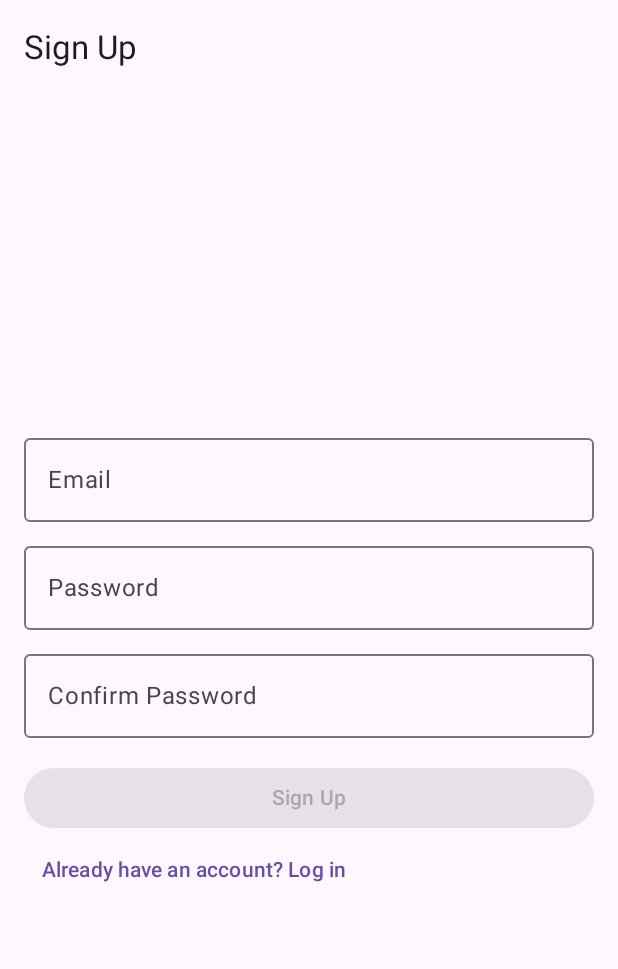
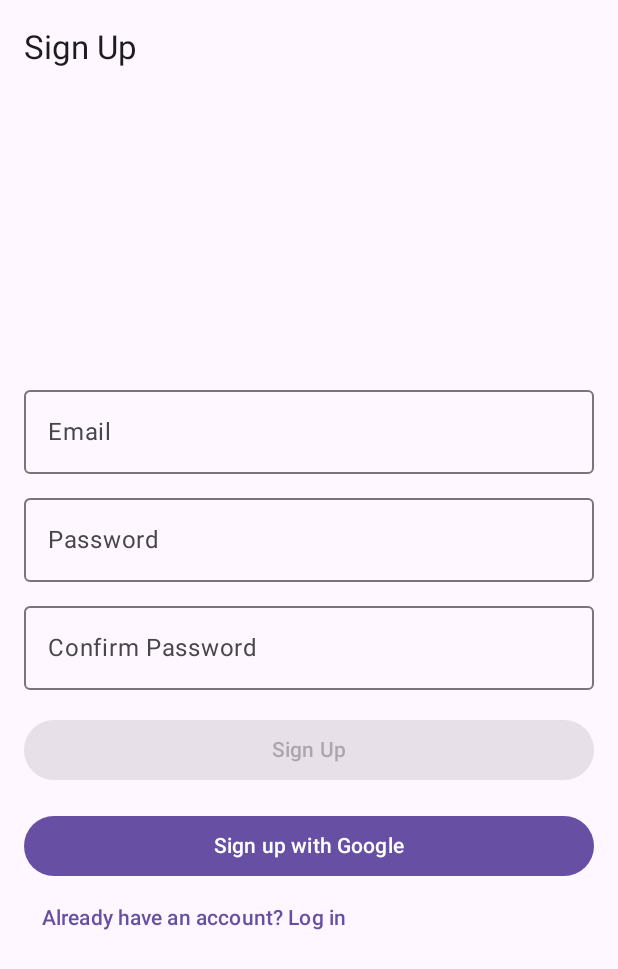
Before and after one commit to markmaci/CheckBall, an Android app built with Jetpack Compose: the screen it shows after launch (MainActivity), after a tap on "Don't have an account? Sign up", on a phone screen of 412 x 824 dp. Shown: the top 969 px of the screen. Run offline under Robolectric (Android 15) with nearby library versions, the phone set to English and light mode, and no system bars; our stand-ins replace Dagger/Hilt's generated code, Firebase (no records; nobody signed in at launch, a user with empty details on screens opened directly).

Commit message:
google auth working, can be buggy

```diff
--- a/app/src/main/AndroidManifest.xml
+++ b/app/src/main/AndroidManifest.xml
@@ -24,6 +24,9 @@
                 <category android:name="android.intent.category.LAUNCHER" />
             </intent-filter>
         </activity>
+        <meta-data
+            android:name="com.google.android.gms.ads.APPLICATION_ID"
+            android:value="642706962641-6rvd0slpvv4lu3fourdqpko9csrpl2kc.apps.googleusercontent.com" />
     </application>
 
 </manifest>
--- a/app/src/main/java/com/example/checkball/MainActivity.kt
+++ b/app/src/main/java/com/example/checkball/MainActivity.kt
@@ -8,9 +8,9 @@ import androidx.compose.runtime.Composable
 import androidx.navigation.compose.*
 import com.google.firebase.auth.FirebaseAuth
 import dagger.hilt.android.AndroidEntryPoint
-import com.example.checkball.ui.screen.login.LoginScreen
-import com.example.checkball.ui.screen.signup.SignUpScreen
-//import com.example.checkball.ui.screen.main.MainScreen
+import com.example.checkball.ui.screen.LoginScreen
+import com.example.checkball.ui.screen.SignUpScreen
+import com.example.checkball.ui.screen.MainScreen
 
 @AndroidEntryPoint
 class MainActivity : ComponentActivity() {
@@ -32,6 +32,6 @@ fun AppNavigation() {
     NavHost(navController = navController, startDestination = startDestination) {
         composable("login") { LoginScreen(navController) }
         composable("signup") { SignUpScreen(navController) }
-//        composable("main") { MainScreen(navController) }
+        composable("main") { MainScreen(navController) }
     }
 }
--- a/app/src/main/java/com/example/checkball/ui/screen/login/LoginScreen.kt
+++ b/app/src/main/java/com/example/checkball/ui/screen/LoginScreen.kt
@@ -1,14 +1,20 @@
-package com.example.checkball.ui.screen.login
+// LoginScreen.kt
+package com.example.checkball.ui.screen
 
+import androidx.activity.compose.rememberLauncherForActivityResult
+import androidx.activity.result.contract.ActivityResultContracts
 import androidx.compose.foundation.layout.*
 import androidx.compose.material3.*
 import androidx.compose.runtime.*
 import androidx.compose.ui.Modifier
+import androidx.compose.ui.platform.LocalContext
 import androidx.compose.ui.text.input.PasswordVisualTransformation
 import androidx.compose.ui.unit.dp
 import androidx.navigation.NavController
 import androidx.hilt.navigation.compose.hiltViewModel
 import com.example.checkball.viewmodel.AuthViewModel
+import com.google.android.gms.auth.api.signin.GoogleSignIn
+import com.google.android.gms.auth.api.signin.GoogleSignInOptions
 
 @OptIn(ExperimentalMaterial3Api::class)
 @Composable
@@ -20,6 +26,37 @@ fun LoginScreen(navController: NavController) {
 
     val user by authViewModel.user.collectAsState()
     val errorMessage by authViewModel.errorMessage.collectAsState()
+
+    val context = LocalContext.current
+
+    // Configure Google Sign-In
+    val gso = remember {
+        GoogleSignInOptions.Builder(GoogleSignInOptions.DEFAULT_SIGN_IN)
+            .requestIdToken("642706962641-6rvd0slpvv4lu3fourdqpko9csrpl2kc.apps.googleusercontent.com") // Replace with your Web Client ID
+            .requestEmail()
+            .build()
+    }
+
+    val googleSignInClient = remember {
+        GoogleSignIn.getClient(context, gso)
+    }
+
+    // Launcher for Google Sign-In
+    val googleSignInLauncher = rememberLauncherForActivityResult(
+        contract = ActivityResultContracts.StartActivityForResult()
+    ) { result ->
+        val task = GoogleSignIn.getSignedInAccountFromIntent(result.data)
+        try {
+            val account = task.getResult(Exception::class.java)
+            account?.idToken?.let { idToken ->
+                authViewModel.signInWithGoogle(idToken)
+            } ?: run {
+                authViewModel.setError("Google Sign-In failed")
+            }
+        } catch (e: Exception) {
+            authViewModel.setError("Google Sign-In failed: ${e.localizedMessage}")
+        }
+    }
 
     // Navigate to the main screen when the user logs in successfully
     LaunchedEffect(user) {
@@ -80,6 +117,16 @@ fun LoginScreen(navController: NavController) {
                 ) {
                     Text("Login")
                 }
+                Spacer(modifier = Modifier.height(16.dp))
+                Button(
+                    onClick = {
+                        val signInIntent = googleSignInClient.signInIntent
+                        googleSignInLauncher.launch(signInIntent)
+                    },
+                    modifier = Modifier.fillMaxWidth()
+                ) {
+                    Text("Sign in with Google")
+                }
                 TextButton(onClick = { navController.navigate("signup") }) {
                     Text("Don't have an account? Sign up")
                 }
--- a/app/src/main/java/com/example/checkball/ui/screen/login/SignUpScreen.kt
+++ b/app/src/main/java/com/example/checkball/ui/screen/SignUpScreen.kt
@@ -1,15 +1,22 @@
 // SignUpScreen.kt
-package com.example.checkball.ui.screen.signup
+package com.example.checkball.ui.screen
 
+import android.app.Activity
+import androidx.activity.compose.rememberLauncherForActivityResult
+import androidx.activity.result.IntentSenderRequest
+import androidx.activity.result.contract.ActivityResultContracts
 import androidx.compose.foundation.layout.*
 import androidx.compose.material3.*
 import androidx.compose.runtime.*
 import androidx.compose.ui.Modifier
+import androidx.compose.ui.platform.LocalContext
 import androidx.compose.ui.text.input.PasswordVisualTransformation
 import androidx.compose.ui.unit.dp
 import androidx.navigation.NavController
 import androidx.hilt.navigation.compose.hiltViewModel
 import com.example.checkball.viewmodel.AuthViewModel
+import com.google.android.gms.auth.api.identity.Identity
+import com.google.android.gms.auth.api.identity.BeginSignInRequest
 
 @OptIn(ExperimentalMaterial3Api::class)
 @Composable
@@ -22,6 +29,46 @@ fun SignUpScreen(navController: NavController) {
 
     val user by authViewModel.user.collectAsState()
     val errorMessage by authViewModel.errorMessage.collectAsState()
+
+    val context = LocalContext.current
+
+    // Google Sign-In client
+    val oneTapClient = remember { Identity.getSignInClient(context) }
+
+    // Google Sign-In request
+    val signInRequest = remember {
+        BeginSignInRequest.builder()
+            .setGoogleIdTokenRequestOptions(
+                BeginSignInRequest.GoogleIdTokenRequestOptions.builder()
+                    .setSupported(true)
+                    .setServerClientId("642706962641-6rvd0slpvv4lu3fourdqpko9csrpl2kc.apps.googleusercontent.com") // Replace with your actual Web client ID
+                    .setFilterByAuthorizedAccounts(false)
+                    .build()
+            )
+            .setAutoSelectEnabled(true)
+            .build()
+    }
+
+    // Launcher for Google Sign-In
+    val googleSignInLauncher = rememberLauncherForActivityResult(
+        contract = ActivityResultContracts.StartIntentSenderForResult()
+    ) { result ->
+        if (result.resultCode == Activity.RESULT_OK) {
+            try {
+                val credential = oneTapClient.getSignInCredentialFromIntent(result.data)
+                val idToken = credential.googleIdToken
+                if (idToken != null) {
+                    authViewModel.signInWithGoogle(idToken)
+                } else {
+                    authViewModel.setError("Google Sign-In failed")
+                }
+            } catch (e: Exception) {
+                authViewModel.setError("Google Sign-In failed: ${e.localizedMessage}")
+            }
+        } else {
+            authViewModel.setError("Google Sign-In canceled")
+        }
+    }
 
     // Navigate to the main screen when the user signs up successfully
     LaunchedEffect(user) {
@@ -95,6 +142,23 @@ fun SignUpScreen(navController: NavController) {
                 ) {
                     Text("Sign Up")
                 }
+                Spacer(modifier = Modifier.height(16.dp))
+                Button(
+                    onClick = {
+                        oneTapClient.beginSignIn(signInRequest)
+                            .addOnSuccessListener { result ->
+                                googleSignInLauncher.launch(
+                                    IntentSenderRequest.Builder(result.pendingIntent.intentSender).build()
+                                )
+                            }
+                            .addOnFailureListener {
+                                authViewModel.setError("Google Sign-In failed: ${it.localizedMessage}")
+                            }
+                    },
+                    modifier = Modifier.fillMaxWidth()
+                ) {
+                    Text("Sign up with Google")
+                }
                 TextButton(onClick = { navController.navigate("login") }) {
                     Text("Already have an account? Log in")
                 }
--- a/gradle/libs.versions.toml
+++ b/gradle/libs.versions.toml
@@ -2,6 +2,7 @@
 accompanistPermissions = "0.30.1"
 agp = "8.6.0"
 firebaseBom = "33.6.0"
+firebaseBomVersion = "32.1.1"
 firebaseCrashlyticsGradle = "3.0.2"
 googleServices = "4.4.2"
 googleServicesVersion = "4.3.15"
@@ -22,6 +23,7 @@ activityCompose = "1.9.3"
 composeBom = "2024.04.01"
 navigationCompose = "2.8.4"
 places = "4.1.0"
+playServicesAuth = "21.2.0"
 playServicesMaps = "19.0.0"
 
 [libraries]
@@ -33,10 +35,12 @@ firebase-analytics = { module = "com.google.firebase:firebase-analytics" }
 firebase-analytics-ktx = { module = "com.google.firebase:firebase-analytics-ktx" }
 firebase-auth-ktx = { module = "com.google.firebase:firebase-auth-ktx" }
 firebase-bom = { module = "com.google.firebase:firebase-bom", version.ref = "firebaseBom" }
+firebase-bom-v3211 = { module = "com.google.firebase:firebase-bom", version.ref = "firebaseBomVersion" }
 firebase-crashlytics-gradle = { module = "com.google.firebase:firebase-crashlytics-gradle", version.ref = "firebaseCrashlyticsGradle" }
 firebase-crashlytics-ktx = { module = "com.google.firebase:firebase-crashlytics-ktx" }
 firebase-firestore-ktx = { module = "com.google.firebase:firebase-firestore-ktx" }
 firebase-storage-ktx = { module = "com.google.firebase:firebase-storage-ktx" }
+google-firebase-auth-ktx = { module = "com.google.firebase:firebase-auth-ktx" }
 google-services = { module = "com.google.gms:google-services", version.ref = "googleServices" }
 google-services-v4315 = { module = "com.google.gms:google-services", version.ref = "googleServicesVersion" }
 gradle = { module = "com.android.tools.build:gradle", version.ref = "gradle" }
@@ -59,6 +63,7 @@ androidx-ui-test-manifest = { group = "androidx.compose.ui", name = "ui-test-man
 androidx-ui-test-junit4 = { group = "androidx.compose.ui", name = "ui-test-junit4" }
 androidx-material3 = { group = "androidx.compose.material3", name = "material3" }
 places = { module = "com.google.android.libraries.places:places", version.ref = "places" }
+play-services-auth = { module = "com.google.android.gms:play-services-auth", version.ref = "playServicesAuth" }
 play-services-maps = { module = "com.google.android.gms:play-services-maps", version.ref = "playServicesMaps" }
 
 [plugins]
```
Also changed, not shown: app/build.gradle.kts (+7 -0 lines), app/src/main/java/com/example/checkball/data/repository/AuthRepository.kt (+31 -0 lines), app/src/main/java/com/example/checkball/ui/screen/MainScreen.kt (added, +44 -0 lines), app/src/main/java/com/example/checkball/viewmodel/AuthViewModel.kt (+17 -0 lines), app/src/main/java/com/example/checkball/di/AppModule.kt (line endings or trailing spaces).
